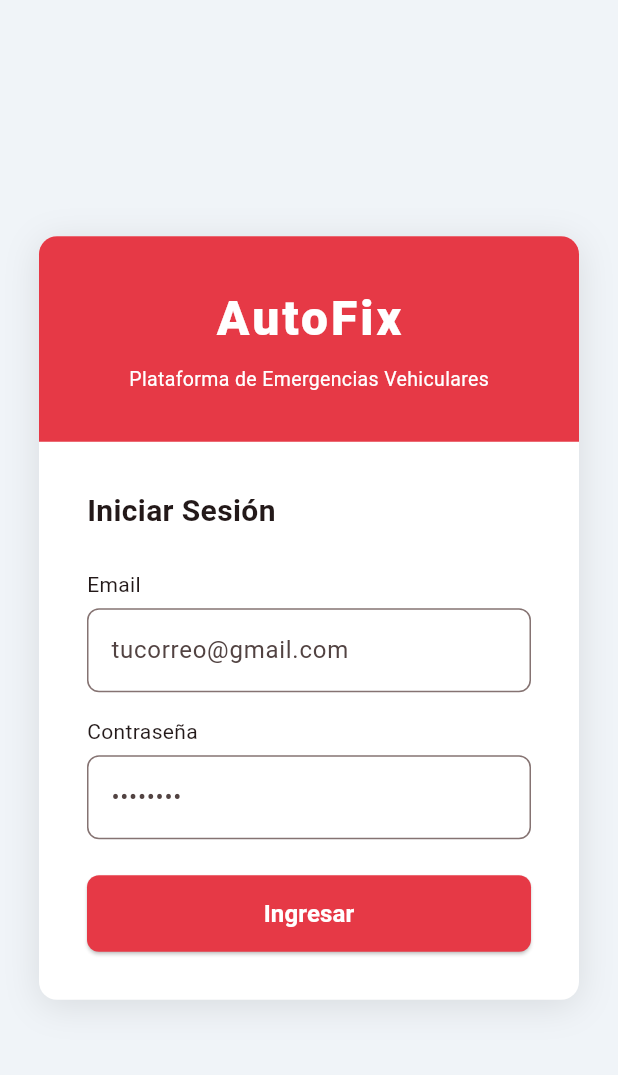
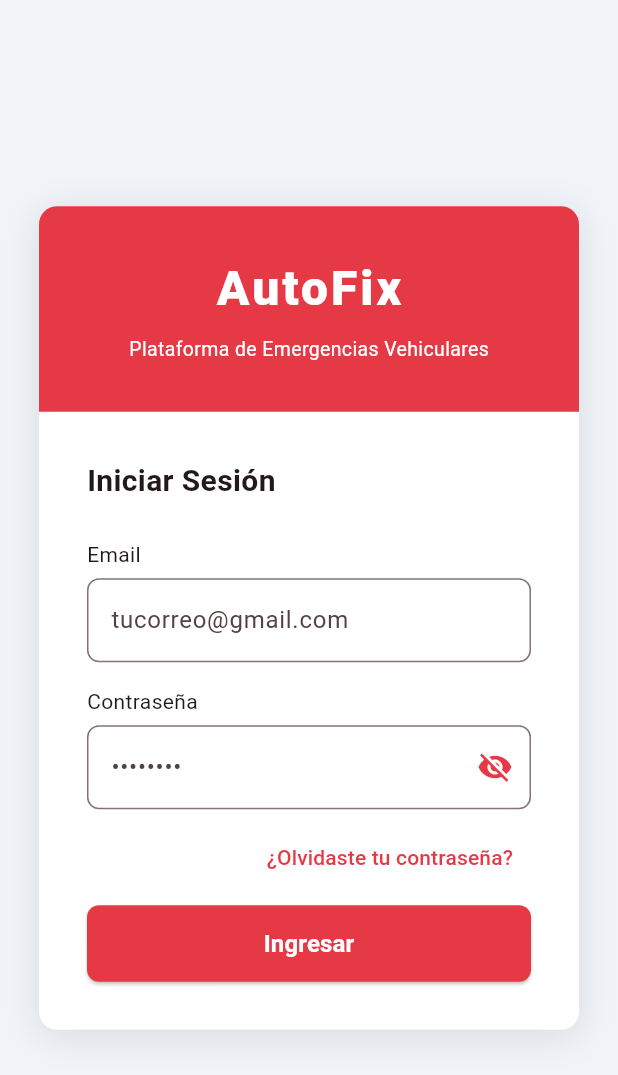
Before and after one commit to susanacamacholobo/AutoFix, a Flutter app: the screen it shows after launch, on a phone screen of 412 x 824 dp. Shown: the top 1075 px of the screen. Run offline on Flutter 3.47's test engine with Material 3 defaults, Android fonts, the phone set to English and light mode, and no system bars.

Commit message:
CU01: agregar ojito, olvidaste contraseña y cerrar sesión en Flutter

```diff
--- a/mobile/autofix_mobile/lib/screens/login_screen.dart
+++ b/mobile/autofix_mobile/lib/screens/login_screen.dart
@@ -13,6 +13,7 @@ class _LoginScreenState extends State<LoginScreen> {
   final _contrasenaController = TextEditingController();
   final _authService = AuthService();
   bool _cargando = false;
+  bool _mostrarContrasena = false;
   String _error = '';
 
   void _iniciarSesion() async {
@@ -118,6 +119,10 @@ class _LoginScreenState extends State<LoginScreen> {
                           border: OutlineInputBorder(
                             borderRadius: BorderRadius.circular(8),
                           ),
+                          focusedBorder: OutlineInputBorder(
+                            borderRadius: BorderRadius.circular(8),
+                            borderSide: const BorderSide(color: Color(0xFFE63946)),
+                          ),
                         ),
                       ),
                       const SizedBox(height: 16),
@@ -125,11 +130,26 @@ class _LoginScreenState extends State<LoginScreen> {
                       const SizedBox(height: 6),
                       TextField(
                         controller: _contrasenaController,
-                        obscureText: true,
+                        obscureText: !_mostrarContrasena,
                         decoration: InputDecoration(
                           hintText: '••••••••',
                           border: OutlineInputBorder(
                             borderRadius: BorderRadius.circular(8),
+                          ),
+                          focusedBorder: OutlineInputBorder(
+                            borderRadius: BorderRadius.circular(8),
+                            borderSide: const BorderSide(color: Color(0xFFE63946)),
+                          ),
+                          suffixIcon: IconButton(
+                            icon: Icon(
+                              _mostrarContrasena ? Icons.visibility : Icons.visibility_off,
+                              color: const Color(0xFFE63946),
+                            ),
+                            onPressed: () {
+                              setState(() {
+                                _mostrarContrasena = !_mostrarContrasena;
+                              });
+                            },
                           ),
                         ),
                       ),
@@ -148,7 +168,18 @@ class _LoginScreenState extends State<LoginScreen> {
                           ),
                         ),
                       ],
-                      const SizedBox(height: 24),
+                      const SizedBox(height: 8),
+                      Align(
+                        alignment: Alignment.centerRight,
+                        child: TextButton(
+                          onPressed: () {},
+                          child: const Text(
+                            '¿Olvidaste tu contraseña?',
+                            style: TextStyle(color: Color(0xFFE63946)),
+                          ),
+                        ),
+                      ),
+                      const SizedBox(height: 8),
                       SizedBox(
                         width: double.infinity,
                         child: ElevatedButton(
```
Also changed, not shown: mobile/autofix_mobile/lib/screens/dashboard_screen.dart (+11 -0 lines).
